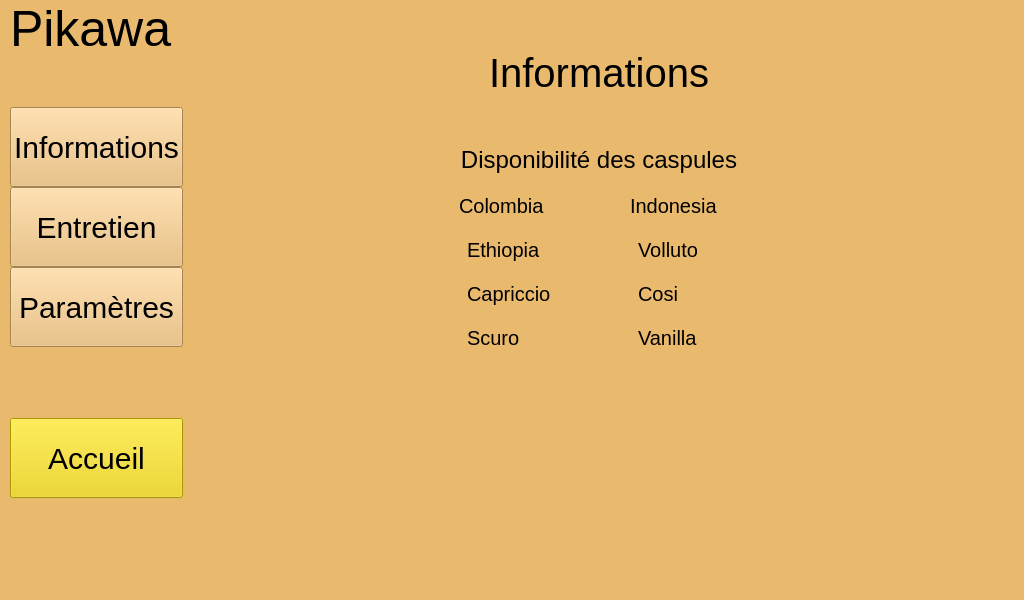
Above: pikawa-qt/ihm.ui from bts-lasalle-avignon-projets/pikawa-2022 before the change. Below: the same form after it.
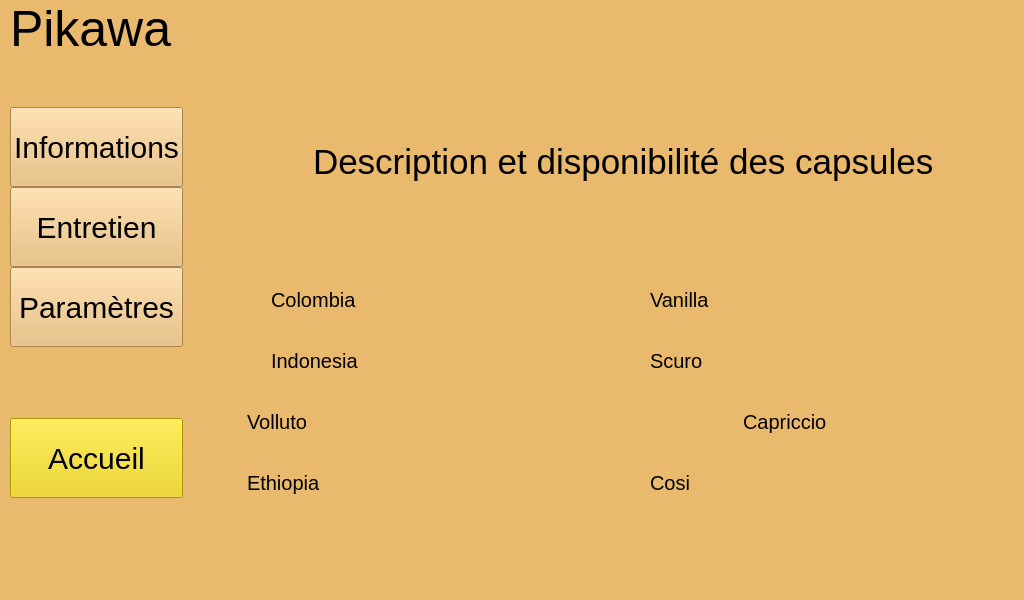
That is the form after the change. The open tabs and pages were chosen to show the change. Icons and pictures are not drawn.

Commit message: PIKAWA22-46 ajout des descriptions des capsules

What changed in the file:
```diff
--- a/pikawa-qt/ihm.ui
+++ b/pikawa-qt/ihm.ui
@@ -45,7 +45,7 @@
     <item>
      <widget class="QStackedWidget" name="ecrans">
       <property name="currentIndex">
-       <number>3</number>
+       <number>2</number>
       </property>
       <widget class="QWidget" name="accueil">
        <property name="styleSheet">
@@ -1762,18 +1762,21 @@
             <property name="orientation">
              <enum>Qt::Horizontal</enum>
             </property>
+            <property name="sizeType">
+             <enum>QSizePolicy::Fixed</enum>
+            </property>
             <property name="sizeHint" stdset="0">
              <size>
-              <width>40</width>
+              <width>50</width>
               <height>20</height>
              </size>
             </property>
            </spacer>
           </item>
           <item>
-           <layout class="QVBoxLayout" name="layoutVerticalCentralEntretien">
+           <layout class="QVBoxLayout" name="verticalLayoutMilieuPrincipale">
             <item>
-             <spacer name="verticalSpacer_9">
+             <spacer name="verticalSpacer_27">
               <property name="orientation">
                <enum>Qt::Vertical</enum>
               </property>
@@ -1783,91 +1786,26 @@
               <property name="sizeHint" stdset="0">
                <size>
                 <width>20</width>
-                <height>50</height>
+                <height>40</height>
                </size>
               </property>
              </spacer>
             </item>
-            <item>
-             <layout class="QHBoxLayout" name="horizontalLayout">
-              <property name="bottomMargin">
-               <number>0</number>
-              </property>
-             </layout>
-            </item>
-            <item>
-             <widget class="QLabel" name="label_2">
+            <item alignment="Qt::AlignHCenter">
+             <widget class="QLabel" name="label_11">
               <property name="styleSheet">
-               <string notr="true">font-size: 40px;</string>
+               <string notr="true">font-size:35px;</string>
               </property>
               <property name="text">
-               <string>Informations</string>
+               <string>Description et disponibilité des capsules</string>
               </property>
-              <property name="alignment">
-               <set>Qt::AlignCenter</set>
-              </property>
              </widget>
             </item>
             <item>
-             <spacer name="verticalSpacer_12">
-              <property name="orientation">
-               <enum>Qt::Vertical</enum>
-              </property>
-              <property name="sizeType">
-               <enum>QSizePolicy::Fixed</enum>
-              </property>
-              <property name="sizeHint" stdset="0">
-               <size>
-                <width>10</width>
-                <height>50</height>
-               </size>
-              </property>
-             </spacer>
-            </item>
+             <layout class="QHBoxLayout" name="horizontalLayoutSecondaireMilieu">
             <item>
-             <layout class="QHBoxLayout" name="horizontalLayout_5"/>
-            </item>
+               <layout class="QVBoxLayout" name="layoutVerticalGauchelInformations">
             <item>
-             <widget class="QLabel" name="disponibiliteCaspule">
-              <property name="styleSheet">
-               <string notr="true">font-size:24px;</string>
-              </property>
-              <property name="text">
-               <string>Disponibilité des caspules</string>
-              </property>
-              <property name="alignment">
-               <set>Qt::AlignCenter</set>
-              </property>
-             </widget>
-            </item>
-            <item>
-             <spacer name="verticalSpacer_8">
-              <property name="orientation">
-               <enum>Qt::Vertical</enum>
-              </property>
-              <property name="sizeType">
-               <enum>QSizePolicy::Fixed</enum>
-              </property>
-              <property name="sizeHint" stdset="0">
-               <size>
-                <width>15</width>
-                <height>20</height>
-               </size>
-              </property>
-             </spacer>
-            </item>
-            <item>
-             <layout class="QGridLayout" name="gridLayout">
-              <property name="rightMargin">
-               <number>0</number>
-              </property>
-              <property name="bottomMargin">
-               <number>0</number>
-              </property>
-              <property name="spacing">
-               <number>20</number>
-              </property>
-              <item row="1" column="1">
                <layout class="QHBoxLayout" name="horizontalLayoutCapsule1">
                 <property name="spacing">
                  <number>12</number>
@@ -1891,6 +1829,25 @@
                   </property>
                  </widget>
                 </item>
+                  <item>
+                   <widget class="QLabel" name="pixmapColombiaInformation">
+                    <property name="maximumSize">
+                     <size>
+                      <width>100</width>
+                      <height>16777215</height>
+                     </size>
+                    </property>
+                    <property name="text">
+                     <string/>
+                    </property>
+                    <property name="pixmap">
+                     <pixmap resource="ressources.qrc">:/colombia.png</pixmap>
+                    </property>
+                    <property name="scaledContents">
+                     <bool>true</bool>
+                    </property>
+                   </widget>
+                  </item>
                 <item>
                  <widget class="QLabel" name="labelColombia">
                   <property name="styleSheet">
@@ -1916,7 +1873,20 @@
                 </item>
                </layout>
               </item>
-              <item row="1" column="2">
+                <item>
+                 <widget class="QLabel" name="descriptionColombia">
+                  <property name="styleSheet">
+                   <string notr="true">font-size:17px;</string>
+                  </property>
+                  <property name="text">
+                   <string/>
+                  </property>
+                  <property name="wordWrap">
+                   <bool>true</bool>
+                  </property>
+                 </widget>
+                </item>
+                <item>
                <layout class="QHBoxLayout" name="horizontalLayoutCapsule2">
                 <property name="spacing">
                  <number>12</number>
@@ -1937,6 +1907,25 @@
                   </property>
                  </widget>
                 </item>
+                  <item>
+                   <widget class="QLabel" name="pixmapIndonesiaInformation">
+                    <property name="maximumSize">
+                     <size>
+                      <width>100</width>
+                      <height>16777215</height>
+                     </size>
+                    </property>
+                    <property name="text">
+                     <string/>
+                    </property>
+                    <property name="pixmap">
+                     <pixmap resource="ressources.qrc">:/indonesia.png</pixmap>
+                    </property>
+                    <property name="scaledContents">
+                     <bool>true</bool>
+                    </property>
+                   </widget>
+                  </item>
                 <item>
                  <widget class="QLabel" name="labelIndonesia">
                   <property name="styleSheet">
@@ -1962,7 +1951,20 @@
                 </item>
                </layout>
               </item>
-              <item row="2" column="2">
+                <item>
+                 <widget class="QLabel" name="descriptionIndonesia">
+                  <property name="styleSheet">
+                   <string notr="true">font-size:17px;</string>
+                  </property>
+                  <property name="text">
+                   <string/>
+                  </property>
+                  <property name="wordWrap">
+                   <bool>true</bool>
+                  </property>
+                 </widget>
+                </item>
+                <item>
                <layout class="QHBoxLayout" name="horizontalLayoutCapsule4">
                 <item>
                  <widget class="QLabel" name="labelEtatVolluto">
@@ -1974,6 +1976,25 @@
                   </property>
                  </widget>
                 </item>
+                  <item>
+                   <widget class="QLabel" name="pixmapVollutoInformation">
+                    <property name="maximumSize">
+                     <size>
+                      <width>100</width>
+                      <height>16777215</height>
+                     </size>
+                    </property>
+                    <property name="text">
+                     <string/>
+                    </property>
+                    <property name="pixmap">
+                     <pixmap resource="ressources.qrc">:/volluto.png</pixmap>
+                    </property>
+                    <property name="scaledContents">
+                     <bool>true</bool>
+                    </property>
+                   </widget>
+                  </item>
                 <item>
                  <widget class="QLabel" name="labelVolluto">
                   <property name="styleSheet">
@@ -1999,33 +2020,20 @@
                 </item>
                </layout>
               </item>
-              <item row="11" column="2">
-               <spacer name="verticalSpacer_11">
-                <property name="orientation">
-                 <enum>Qt::Vertical</enum>
-                </property>
-                <property name="sizeHint" stdset="0">
-                 <size>
-                  <width>20</width>
-                  <height>40</height>
-                 </size>
-                </property>
-               </spacer>
-              </item>
-              <item row="11" column="1">
-               <spacer name="verticalSpacer_10">
-                <property name="orientation">
-                 <enum>Qt::Vertical</enum>
-                </property>
-                <property name="sizeHint" stdset="0">
-                 <size>
-                  <width>20</width>
-                  <height>40</height>
-                 </size>
-                </property>
-               </spacer>
-              </item>
-              <item row="2" column="1">
+                <item>
+                 <widget class="QLabel" name="descriptionVolluto">
+                  <property name="styleSheet">
+                   <string notr="true">font-size:17px;</string>
+                  </property>
+                  <property name="text">
+                   <string/>
+                  </property>
+                  <property name="wordWrap">
+                   <bool>true</bool>
+                  </property>
+                 </widget>
+                </item>
+                <item>
                <layout class="QHBoxLayout" name="horizontalLayoutCapsule3">
                 <item>
                  <widget class="QLabel" name="labelEtatEthiopia">
@@ -2037,6 +2045,31 @@
                   </property>
                  </widget>
                 </item>
+                  <item>
+                   <widget class="QLabel" name="pixmapEthiopiaInformation">
+                    <property name="minimumSize">
+                     <size>
+                      <width>0</width>
+                      <height>0</height>
+                     </size>
+                    </property>
+                    <property name="maximumSize">
+                     <size>
+                      <width>100</width>
+                      <height>16777215</height>
+                     </size>
+                    </property>
+                    <property name="text">
+                     <string/>
+                    </property>
+                    <property name="pixmap">
+                     <pixmap resource="ressources.qrc">:/ethiopia.png</pixmap>
+                    </property>
+                    <property name="scaledContents">
+                     <bool>true</bool>
+                    </property>
+                   </widget>
+                  </item>
                 <item>
                  <widget class="QLabel" name="labelEthiopia">
                   <property name="styleSheet">
@@ -2065,10 +2098,43 @@
                 </item>
                </layout>
               </item>
-              <item row="3" column="1">
-               <layout class="QHBoxLayout" name="horizontalLayoutCapsule5">
                 <item>
-                 <widget class="QLabel" name="labelEtatCapriccio">
+                 <widget class="QLabel" name="descriptionEthiopia">
+                  <property name="styleSheet">
+                   <string notr="true">font-size:17px;</string>
+                  </property>
+                  <property name="text">
+                   <string/>
+                  </property>
+                  <property name="wordWrap">
+                   <bool>true</bool>
+                  </property>
+                 </widget>
+                </item>
+               </layout>
+              </item>
+              <item>
+               <spacer name="horizontalSpacer_21">
+                <property name="orientation">
+                 <enum>Qt::Horizontal</enum>
+                </property>
+                <property name="sizeType">
+                 <enum>QSizePolicy::Fixed</enum>
+                </property>
+                <property name="sizeHint" stdset="0">
+                 <size>
+                  <width>25</width>
+                  <height>20</height>
+                 </size>
+                </property>
+               </spacer>
+              </item>
+              <item>
+               <layout class="QVBoxLayout" name="verticalLayoutDroiteInformations">
+                <item>
+                 <layout class="QHBoxLayout" name="horizontalLayoutCapsule8">
+                  <item>
+                   <widget class="QLabel" name="labelEtatVanilla">
                   <property name="text">
                    <string/>
                   </property>
@@ -2078,17 +2144,36 @@
                  </widget>
                 </item>
                 <item>
-                 <widget class="QLabel" name="labelCapriccio">
+                   <widget class="QLabel" name="pixmapVanillaInformation">
+                    <property name="maximumSize">
+                     <size>
+                      <width>100</width>
+                      <height>16777215</height>
+                     </size>
+                    </property>
+                    <property name="text">
+                     <string/>
+                    </property>
+                    <property name="pixmap">
+                     <pixmap resource="ressources.qrc">:/vanilla-eclair.png</pixmap>
+                    </property>
+                    <property name="scaledContents">
+                     <bool>true</bool>
+                    </property>
+                   </widget>
+                  </item>
+                  <item>
+                   <widget class="QLabel" name="labelVanilla">
                   <property name="styleSheet">
                    <string notr="true">font-size:20px;</string>
                   </property>
                   <property name="text">
-                   <string>Capriccio</string>
+                     <string>Vanilla</string>
                   </property>
                  </widget>
                 </item>
                 <item>
-                 <spacer name="horizontalSpacer_12">
+                   <spacer name="horizontalSpacer_15">
                   <property name="orientation">
                    <enum>Qt::Horizontal</enum>
                   </property>
@@ -2102,7 +2187,20 @@
                 </item>
                </layout>
               </item>
-              <item row="4" column="1">
+                <item>
+                 <widget class="QLabel" name="descriptionVanilla">
+                  <property name="styleSheet">
+                   <string notr="true">font-size:17px;</string>
+                  </property>
+                  <property name="text">
+                   <string/>
+                  </property>
+                  <property name="wordWrap">
+                   <bool>true</bool>
+                  </property>
+                 </widget>
+                </item>
+                <item>
                <layout class="QHBoxLayout" name="horizontalLayoutCapsule7">
                 <item>
                  <widget class="QLabel" name="labelEtatScuro">
@@ -2114,6 +2212,25 @@
                   </property>
                  </widget>
                 </item>
+                  <item>
+                   <widget class="QLabel" name="pixmapScuroInformation">
+                    <property name="maximumSize">
+                     <size>
+                      <width>100</width>
+                      <height>16777215</height>
+                     </size>
+                    </property>
+                    <property name="text">
+                     <string/>
+                    </property>
+                    <property name="pixmap">
+                     <pixmap resource="ressources.qrc">:/scuro.png</pixmap>
+                    </property>
+                    <property name="scaledContents">
+                     <bool>true</bool>
+                    </property>
+                   </widget>
+                  </item>
                 <item>
                  <widget class="QLabel" name="labelScuro">
                   <property name="styleSheet">
@@ -2139,7 +2256,95 @@
                 </item>
                </layout>
               </item>
-              <item row="3" column="2">
+                <item>
+                 <widget class="QLabel" name="descriptionScuro">
+                  <property name="styleSheet">
+                   <string notr="true">font-size:17px;</string>
+                  </property>
+                  <property name="text">
+                   <string/>
+                  </property>
+                  <property name="wordWrap">
+                   <bool>true</bool>
+                  </property>
+                 </widget>
+                </item>
+                <item>
+                 <layout class="QHBoxLayout" name="horizontalLayoutCapsule5">
+                  <item>
+                   <widget class="QLabel" name="labelEtatCapriccio">
+                    <property name="text">
+                     <string/>
+                    </property>
+                    <property name="pixmap">
+                     <pixmap resource="ressources.qrc">:/RondRouge.png</pixmap>
+                    </property>
+                   </widget>
+                  </item>
+                  <item>
+                   <widget class="QLabel" name="pixmapCapriccioInformation">
+                    <property name="minimumSize">
+                     <size>
+                      <width>100</width>
+                      <height>0</height>
+                     </size>
+                    </property>
+                    <property name="maximumSize">
+                     <size>
+                      <width>100</width>
+                      <height>16777215</height>
+                     </size>
+                    </property>
+                    <property name="text">
+                     <string/>
+                    </property>
+                    <property name="pixmap">
+                     <pixmap resource="ressources.qrc">:/capriccio.png</pixmap>
+                    </property>
+                    <property name="scaledContents">
+                     <bool>true</bool>
+                    </property>
+                   </widget>
+                  </item>
+                  <item>
+                   <widget class="QLabel" name="labelCapriccio">
+                    <property name="styleSheet">
+                     <string notr="true">font-size:20px;</string>
+                    </property>
+                    <property name="text">
+                     <string>Capriccio</string>
+                    </property>
+                   </widget>
+                  </item>
+                  <item>
+                   <spacer name="horizontalSpacer_12">
+                    <property name="orientation">
+                     <enum>Qt::Horizontal</enum>
+                    </property>
+                    <property name="sizeHint" stdset="0">
+                     <size>
+                      <width>40</width>
+                      <height>20</height>
+                     </size>
+                    </property>
+                   </spacer>
+                  </item>
+                 </layout>
+                </item>
+                <item>
+                 <widget class="QLabel" name="descriptionCapriccio">
+                  <property name="styleSheet">
+                   <string notr="true">font-size:17px;</string>
+                  </property>
+                  <property name="text">
+                   <string/>
+                  </property>
+                  <property name="wordWrap">
+                   <bool>true</bool>
+                  </property>
+                 </widget>
+                </item>
+                <item>
                <layout class="QHBoxLayout" name="horizontalLayoutCapsule6">
                 <item>
                  <widget class="QLabel" name="labelEtatCosi">
@@ -2151,6 +2356,25 @@
                   </property>
                  </widget>
                 </item>
+                  <item>
+                   <widget class="QLabel" name="pixmapCosiInformation">
+                    <property name="maximumSize">
+                     <size>
+                      <width>100</width>
+                      <height>16777215</height>
+                     </size>
+                    </property>
+                    <property name="text">
+                     <string/>
+                    </property>
+                    <property name="pixmap">
+                     <pixmap resource="ressources.qrc">:/cosi.png</pixmap>
+                    </property>
+                    <property name="scaledContents">
+                     <bool>true</bool>
+                    </property>
+                   </widget>
+                  </item>
                 <item>
                  <widget class="QLabel" name="labelCosi">
                   <property name="styleSheet">
@@ -2176,59 +2400,40 @@
                 </item>
                </layout>
               </item>
-              <item row="4" column="2">
-               <layout class="QHBoxLayout" name="horizontalLayoutCapsule8">
                 <item>
-                 <widget class="QLabel" name="labelEtatVanilla">
-                  <property name="text">
-                   <string/>
-                  </property>
-                  <property name="pixmap">
-                   <pixmap resource="ressources.qrc">:/RondRouge.png</pixmap>
-                  </property>
-                 </widget>
-                </item>
-                <item>
-                 <widget class="QLabel" name="labelVanilla">
+                 <widget class="QLabel" name="descriptionCosi">
                   <property name="styleSheet">
-                   <string notr="true">font-size:20px;</string>
+                   <string notr="true">font-size:17px;</string>
                   </property>
                   <property name="text">
-                   <string>Vanilla</string>
+                   <string/>
+                  </property>
+                  <property name="wordWrap">
+                   <bool>true</bool>
                   </property>
                  </widget>
                 </item>
-                <item>
-                 <spacer name="horizontalSpacer_15">
-                  <property name="orientation">
-                   <enum>Qt::Horizontal</enum>
-                  </property>
-                  <property name="sizeHint" stdset="0">
-                   <size>
-                    <width>40</width>
-                    <height>20</height>
-                   </size>
-                  </property>
-                 </spacer>
-                </item>
                </layout>
               </item>
              </layout>
             </item>
-           </layout>
-          </item>
           <item>
-           <spacer name="horizontalSpacer_5">
+             <spacer name="verticalSpacer_28">
             <property name="orientation">
-             <enum>Qt::Horizontal</enum>
-            </property>
+               <enum>Qt::Vertical</enum>
+              </property>
+              <property name="sizeType">
+               <enum>QSizePolicy::Fixed</enum>
+              </property>
             <property name="sizeHint" stdset="0">
              <size>
-              <width>40</width>
-              <height>20</height>
+                <width>20</width>
+                <height>40</height>
              </size>
             </property>
            </spacer>
+            </item>
+           </layout>
           </item>
          </layout>
         </item>
```
Lines whose indentation alone changed are shown as unchanged. The commit also changes 2 other files.
